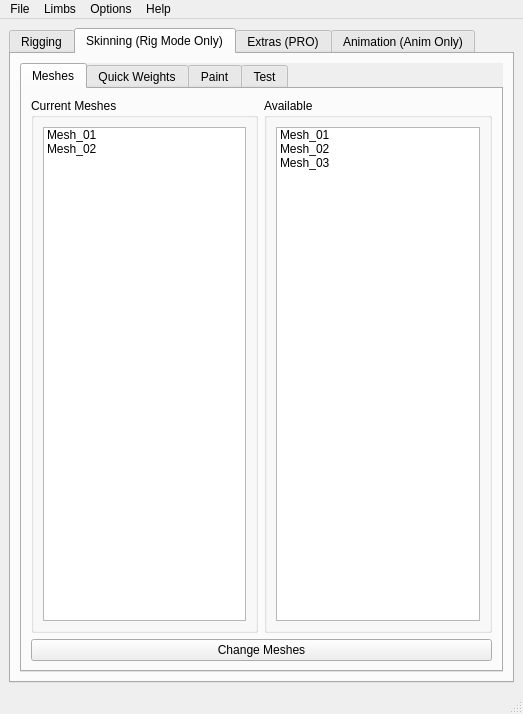
TPayneExperience/TrevorPaynes_RigAndAnimSuite, file _REF/Mockup_UI/PFRS_Main.ui: the form before one commit.
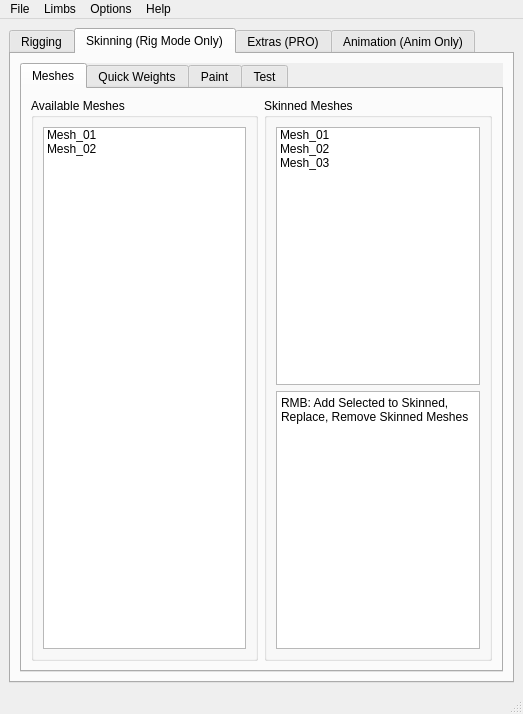
The form after the commit. The open tabs and pages were chosen to show the change.

```diff
--- a/_REF/Mockup_UI/PFRS_Main.ui
+++ b/_REF/Mockup_UI/PFRS_Main.ui
@@ -1525,7 +1525,7 @@
                     <item>
                      <widget class="QGroupBox" name="groupBox_12">
                       <property name="title">
-                       <string>Current Meshes</string>
+                       <string>Available Meshes</string>
                       </property>
                       <layout class="QVBoxLayout" name="verticalLayout_15">
                        <item>
@@ -1548,7 +1548,7 @@
                     <item>
                      <widget class="QGroupBox" name="groupBox_15">
                       <property name="title">
-                       <string>Available</string>
+                       <string>Skinned Meshes</string>
                       </property>
                       <layout class="QVBoxLayout" name="verticalLayout_27">
                        <item>
@@ -1570,18 +1570,18 @@
                          </item>
                         </widget>
                        </item>
+                       <item>
+                        <widget class="QPlainTextEdit" name="plainTextEdit">
+                         <property name="plainText">
+                          <string>RMB: Add Selected to Skinned, Replace, Remove Skinned Meshes</string>
+                         </property>
+                        </widget>
+                       </item>
                       </layout>
                      </widget>
                     </item>
                    </layout>
                   </item>
-                  <item>
-                   <widget class="QPushButton" name="pushButton_6">
-                    <property name="text">
-                     <string>Change Meshes</string>
-                    </property>
-                   </widget>
-                  </item>
                  </layout>
                 </widget>
                 <widget class="QWidget" name="tab_14">
```
Left out of the diff: 8 changed lines with no effect on the pictures.
